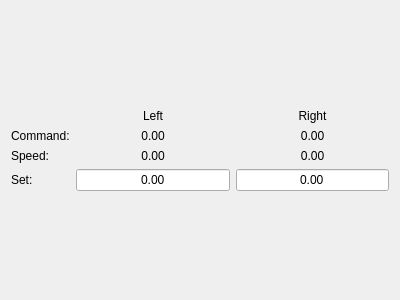
Before: the Qt Designer form src/gui/adapters/motorboardadapter.ui in RoboJackets/igvc-software, drawn with Qt 5.
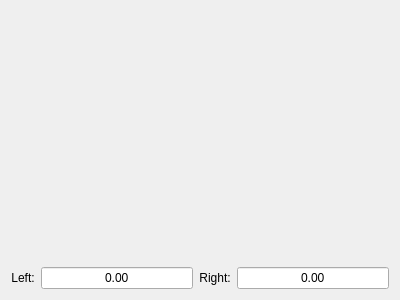
After: the same form once the commit is applied.

Commit message: Adds graph to MotorBoardAdapter.

What changed in the file:
```diff
--- a/src/gui/adapters/motorboardadapter.ui
+++ b/src/gui/adapters/motorboardadapter.ui
@@ -14,78 +14,7 @@
    <string>Form</string>
   </property>
   <layout class="QGridLayout" name="gridLayout">
-   <item row="3" column="2">
-    <widget class="QLabel" name="label_rightVel">
-     <property name="sizePolicy">
-      <sizepolicy hsizetype="Preferred" vsizetype="Fixed">
-       <horstretch>0</horstretch>
-       <verstretch>0</verstretch>
-      </sizepolicy>
-     </property>
-     <property name="text">
-      <string>0.00</string>
-     </property>
-     <property name="alignment">
-      <set>Qt::AlignHCenter|Qt::AlignTop</set>
-     </property>
-    </widget>
-   </item>
-   <item row="3" column="1">
-    <widget class="QLabel" name="label_leftVel">
-     <property name="sizePolicy">
-      <sizepolicy hsizetype="Preferred" vsizetype="Fixed">
-       <horstretch>0</horstretch>
-       <verstretch>0</verstretch>
-      </sizepolicy>
-     </property>
-     <property name="text">
-      <string>0.00</string>
-     </property>
-     <property name="alignment">
-      <set>Qt::AlignHCenter|Qt::AlignTop</set>
-     </property>
-    </widget>
-   </item>
-   <item row="5" column="1">
-    <spacer name="verticalSpacer_2">
-     <property name="orientation">
-      <enum>Qt::Vertical</enum>
-     </property>
-     <property name="sizeHint" stdset="0">
-      <size>
-       <width>20</width>
-       <height>40</height>
-      </size>
-     </property>
-    </spacer>
-   </item>
-   <item row="1" column="1">
-    <widget class="QLabel" name="label">
-     <property name="sizePolicy">
-      <sizepolicy hsizetype="Preferred" vsizetype="Fixed">
-       <horstretch>0</horstretch>
-       <verstretch>0</verstretch>
-      </sizepolicy>
-     </property>
-     <property name="text">
-      <string>Left</string>
-     </property>
-     <property name="alignment">
-      <set>Qt::AlignBottom|Qt::AlignHCenter</set>
-     </property>
-    </widget>
-   </item>
    <item row="2" column="1">
-    <widget class="QLabel" name="label_leftCmd">
-     <property name="text">
-      <string>0.00</string>
-     </property>
-     <property name="alignment">
-      <set>Qt::AlignCenter</set>
-     </property>
-    </widget>
-   </item>
-   <item row="4" column="1">
     <widget class="QLineEdit" name="lineEdit_leftVel">
      <property name="text">
       <string>0.00</string>
@@ -95,7 +24,7 @@
      </property>
     </widget>
    </item>
-   <item row="4" column="2">
+   <item row="2" column="3">
     <widget class="QLineEdit" name="lineEdit_rightVel">
      <property name="text">
       <string>0.00</string>
@@ -118,50 +47,35 @@
      </property>
     </spacer>
    </item>
-   <item row="1" column="2">
-    <widget class="QLabel" name="label_2">
-     <property name="sizePolicy">
-      <sizepolicy hsizetype="Preferred" vsizetype="Fixed">
-       <horstretch>0</horstretch>
-       <verstretch>0</verstretch>
-      </sizepolicy>
-     </property>
-     <property name="text">
-      <string>Right</string>
-     </property>
-     <property name="alignment">
-      <set>Qt::AlignBottom|Qt::AlignHCenter</set>
-     </property>
-    </widget>
-   </item>
-   <item row="2" column="2">
-    <widget class="QLabel" name="label_rightCmd">
-     <property name="text">
-      <string>0.00</string>
-     </property>
-     <property name="alignment">
-      <set>Qt::AlignCenter</set>
-     </property>
-    </widget>
-   </item>
    <item row="2" column="0">
-    <widget class="QLabel" name="label_5">
-     <property name="text">
-      <string>Command:</string>
+    <widget class="QLabel" name="label">
+     <property name="sizePolicy">
+      <sizepolicy hsizetype="Preferred" vsizetype="Fixed">
+       <horstretch>0</horstretch>
+       <verstretch>0</verstretch>
+      </sizepolicy>
      </property>
-    </widget>
-   </item>
-   <item row="3" column="0">
-    <widget class="QLabel" name="label_6">
      <property name="text">
-      <string>Speed:</string>
+      <string>Left:</string>
      </property>
+     <property name="alignment">
+      <set>Qt::AlignBottom|Qt::AlignHCenter</set>
+     </property>
     </widget>
    </item>
-   <item row="4" column="0">
-    <widget class="QLabel" name="label_7">
+   <item row="2" column="2">
+    <widget class="QLabel" name="label_2">
+     <property name="sizePolicy">
+      <sizepolicy hsizetype="Preferred" vsizetype="Fixed">
+       <horstretch>0</horstretch>
+       <verstretch>0</verstretch>
+      </sizepolicy>
+     </property>
      <property name="text">
-      <string>Set:</string>
+      <string>Right:</string>
+     </property>
+     <property name="alignment">
+      <set>Qt::AlignBottom|Qt::AlignHCenter</set>
      </property>
     </widget>
    </item>
```
The commit also changes 2 other files.
